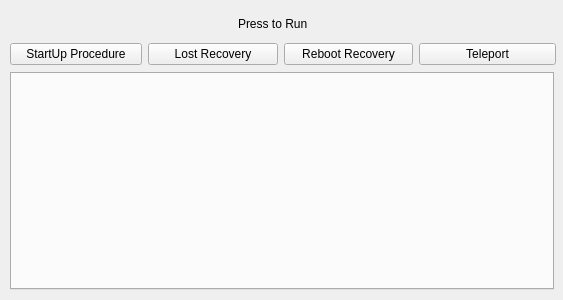
wvu-irl/cataglyphis3-software, file cataglyphis_gui/qt_project_src/cataglyphis_gui/init_container_form.ui: the form before one commit.
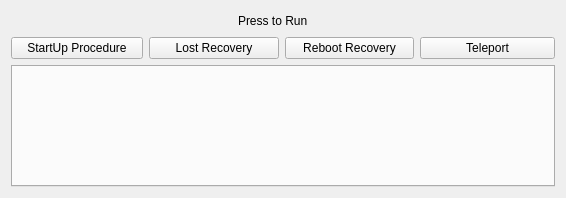
The form after the commit.

Patch:
```diff
--- a/cataglyphis_gui/qt_project_src/cataglyphis_gui/init_container_form.ui
+++ b/cataglyphis_gui/qt_project_src/cataglyphis_gui/init_container_form.ui
@@ -6,8 +6,8 @@
    <rect>
     <x>0</x>
     <y>0</y>
-    <width>563</width>
-    <height>300</height>
+    <width>562</width>
+    <height>198</height>
    </rect>
   </property>
   <property name="sizePolicy">
@@ -19,43 +19,8 @@
   <property name="windowTitle">
    <string>Form</string>
   </property>
-  <widget class="QTabWidget" name="input_tabber">
-   <property name="geometry">
-    <rect>
-     <x>10</x>
-     <y>72</y>
-     <width>544</width>
-     <height>218</height>
-    </rect>
-   </property>
-   <property name="sizePolicy">
-    <sizepolicy hsizetype="Expanding" vsizetype="Expanding">
-     <horstretch>0</horstretch>
-     <verstretch>0</verstretch>
-    </sizepolicy>
-   </property>
-   <property name="minimumSize">
-    <size>
-     <width>544</width>
-     <height>218</height>
-    </size>
-   </property>
-   <property name="tabShape">
-    <enum>QTabWidget::Rounded</enum>
-   </property>
-   <property name="currentIndex">
-    <number>-1</number>
-   </property>
-  </widget>
-  <widget class="QWidget" name="layoutWidget">
-   <property name="geometry">
-    <rect>
-     <x>10</x>
-     <y>11</y>
-     <width>546</width>
-     <height>57</height>
-    </rect>
-   </property>
+  <layout class="QVBoxLayout" name="verticalLayout_2">
+   <item>
    <layout class="QVBoxLayout" name="verticalLayout">
     <item>
      <layout class="QHBoxLayout" name="horizontalLayout_3">
@@ -169,7 +134,30 @@
      </layout>
     </item>
    </layout>
-  </widget>
+   </item>
+   <item>
+    <widget class="QTabWidget" name="input_tabber">
+     <property name="sizePolicy">
+      <sizepolicy hsizetype="Expanding" vsizetype="Expanding">
+       <horstretch>0</horstretch>
+       <verstretch>0</verstretch>
+      </sizepolicy>
+     </property>
+     <property name="minimumSize">
+      <size>
+       <width>544</width>
+       <height>121</height>
+      </size>
+     </property>
+     <property name="tabShape">
+      <enum>QTabWidget::Rounded</enum>
+     </property>
+     <property name="currentIndex">
+      <number>-1</number>
+     </property>
+    </widget>
+   </item>
+  </layout>
  </widget>
  <resources/>
  <connections/>
```
Lines whose indentation alone changed are shown as unchanged.
